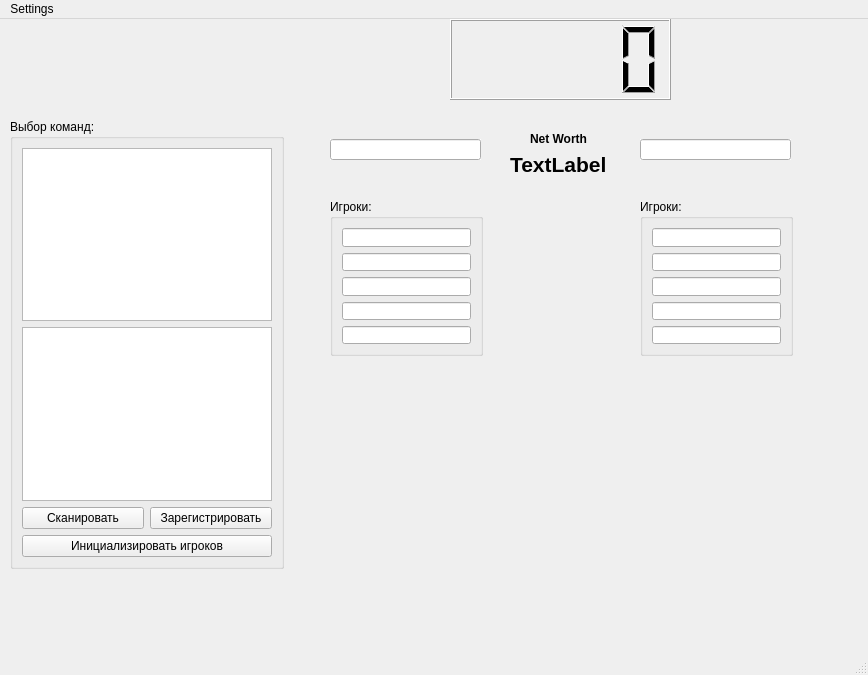
QuandisS/DotaSim, file forms/main(test).ui: the form before one commit.
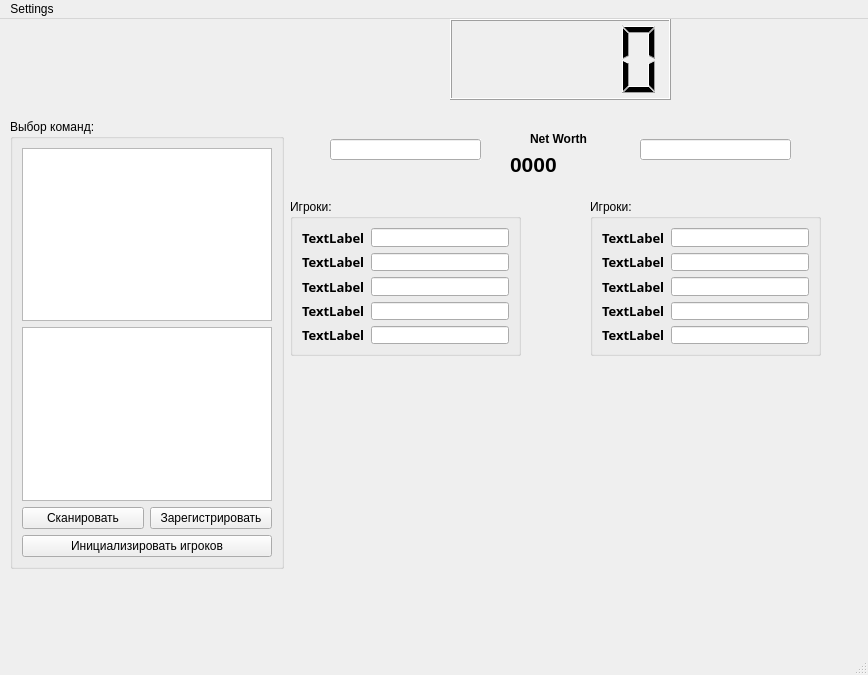
The form after the commit.

The edit to the form file:
```diff
--- a/forms/main(test).ui
+++ b/forms/main(test).ui
@@ -162,9 +162,9 @@
     </property>
     <property name="geometry">
      <rect>
-      <x>330</x>
+      <x>290</x>
       <y>180</y>
-      <width>153</width>
+      <width>231</width>
       <height>157</height>
      </rect>
     </property>
@@ -172,38 +172,156 @@
      <string>Игроки:</string>
     </property>
     <layout class="QGridLayout" name="gridLayout_2">
-     <item row="0" column="0">
-      <widget class="QLineEdit" name="t1_pl1">
-       <property name="readOnly">
-        <bool>true</bool>
+     <item row="4" column="1">
+      <widget class="QLineEdit" name="t1_pl5">
+       <property name="font">
+        <font>
+         <family>Kartika</family>
+         <pointsize>9</pointsize>
+         <weight>50</weight>
+         <bold>false</bold>
+        </font>
        </property>
-      </widget>
-     </item>
-     <item row="1" column="0">
-      <widget class="QLineEdit" name="t1_pl2">
        <property name="readOnly">
         <bool>true</bool>
        </property>
       </widget>
      </item>
-     <item row="2" column="0">
+     <item row="2" column="1">
       <widget class="QLineEdit" name="t1_pl3">
+       <property name="font">
+        <font>
+         <family>Kartika</family>
+         <pointsize>9</pointsize>
+         <weight>50</weight>
+         <bold>false</bold>
+        </font>
+       </property>
        <property name="readOnly">
         <bool>true</bool>
        </property>
       </widget>
      </item>
-     <item row="3" column="0">
+     <item row="3" column="1">
       <widget class="QLineEdit" name="t1_pl4">
+       <property name="font">
+        <font>
+         <family>Kartika</family>
+         <pointsize>9</pointsize>
+         <weight>50</weight>
+         <bold>false</bold>
+        </font>
+       </property>
        <property name="readOnly">
         <bool>true</bool>
        </property>
       </widget>
      </item>
+     <item row="0" column="1">
+      <widget class="QLineEdit" name="t1_pl1">
+       <property name="font">
+        <font>
+         <family>Kartika</family>
+         <pointsize>9</pointsize>
+         <weight>50</weight>
+         <bold>false</bold>
+        </font>
+       </property>
+       <property name="text">
+        <string/>
+       </property>
+       <property name="readOnly">
+        <bool>true</bool>
+       </property>
+      </widget>
+     </item>
+     <item row="1" column="1">
+      <widget class="QLineEdit" name="t1_pl2">
+       <property name="font">
+        <font>
+         <family>Kartika</family>
+         <pointsize>9</pointsize>
+         <weight>50</weight>
+         <bold>false</bold>
+        </font>
+       </property>
+       <property name="readOnly">
+        <bool>true</bool>
+       </property>
+      </widget>
+     </item>
+     <item row="0" column="0">
+      <widget class="QLabel" name="gold_1">
+       <property name="font">
+        <font>
+         <family>Kartika</family>
+         <pointsize>10</pointsize>
+         <weight>75</weight>
+         <bold>true</bold>
+        </font>
+       </property>
+       <property name="text">
+        <string>TextLabel</string>
+       </property>
+      </widget>
+     </item>
+     <item row="1" column="0">
+      <widget class="QLabel" name="gold_2">
+       <property name="font">
+        <font>
+         <family>Kartika</family>
+         <pointsize>10</pointsize>
+         <weight>75</weight>
+         <bold>true</bold>
+        </font>
+       </property>
+       <property name="text">
+        <string>TextLabel</string>
+       </property>
+      </widget>
+     </item>
+     <item row="2" column="0">
+      <widget class="QLabel" name="gold_3">
+       <property name="font">
+        <font>
+         <family>Kartika</family>
+         <pointsize>10</pointsize>
+         <weight>75</weight>
+         <bold>true</bold>
+        </font>
+       </property>
+       <property name="text">
+        <string>TextLabel</string>
+       </property>
+      </widget>
+     </item>
+     <item row="3" column="0">
+      <widget class="QLabel" name="gold_4">
+       <property name="font">
+        <font>
+         <family>Kartika</family>
+         <pointsize>10</pointsize>
+         <weight>75</weight>
+         <bold>true</bold>
+        </font>
+       </property>
+       <property name="text">
+        <string>TextLabel</string>
+       </property>
+      </widget>
+     </item>
      <item row="4" column="0">
-      <widget class="QLineEdit" name="t1_pl5">
-       <property name="readOnly">
-        <bool>true</bool>
+      <widget class="QLabel" name="gold_5">
+       <property name="font">
+        <font>
+         <family>Kartika</family>
+         <pointsize>10</pointsize>
+         <weight>75</weight>
+         <bold>true</bold>
+        </font>
+       </property>
+       <property name="text">
+        <string>TextLabel</string>
        </property>
       </widget>
      </item>
@@ -212,9 +330,9 @@
    <widget class="QGroupBox" name="groupBox_3">
     <property name="geometry">
      <rect>
-      <x>640</x>
+      <x>590</x>
       <y>180</y>
-      <width>153</width>
+      <width>231</width>
       <height>157</height>
      </rect>
     </property>
@@ -222,41 +340,156 @@
      <string>Игроки:</string>
     </property>
     <layout class="QGridLayout" name="gridLayout_3">
-     <item row="0" column="0">
+     <item row="0" column="1">
       <widget class="QLineEdit" name="t2_pl1">
+       <property name="font">
+        <font>
+         <family>Kartika</family>
+         <pointsize>9</pointsize>
+         <weight>50</weight>
+         <bold>false</bold>
+        </font>
+       </property>
        <property name="readOnly">
         <bool>true</bool>
        </property>
       </widget>
      </item>
-     <item row="1" column="0">
+     <item row="1" column="1">
       <widget class="QLineEdit" name="t2_pl2">
-       <property name="readOnly">
-        <bool>true</bool>
+       <property name="font">
+        <font>
+         <family>Kartika</family>
+         <pointsize>9</pointsize>
+         <weight>50</weight>
+         <bold>false</bold>
+        </font>
        </property>
-      </widget>
-     </item>
-     <item row="2" column="0">
-      <widget class="QLineEdit" name="t2_pl3">
        <property name="readOnly">
         <bool>true</bool>
        </property>
       </widget>
      </item>
-     <item row="3" column="0">
-      <widget class="QLineEdit" name="t2_pl4">
-       <property name="readOnly">
-        <bool>true</bool>
-       </property>
-      </widget>
-     </item>
-     <item row="4" column="0">
+     <item row="4" column="1">
       <widget class="QLineEdit" name="t2_pl5">
+       <property name="font">
+        <font>
+         <family>Kartika</family>
+         <pointsize>9</pointsize>
+         <weight>50</weight>
+         <bold>false</bold>
+        </font>
+       </property>
        <property name="readOnly">
         <bool>true</bool>
        </property>
       </widget>
      </item>
+     <item row="3" column="1">
+      <widget class="QLineEdit" name="t2_pl4">
+       <property name="font">
+        <font>
+         <family>Kartika</family>
+         <pointsize>9</pointsize>
+         <weight>50</weight>
+         <bold>false</bold>
+        </font>
+       </property>
+       <property name="readOnly">
+        <bool>true</bool>
+       </property>
+      </widget>
+     </item>
+     <item row="2" column="1">
+      <widget class="QLineEdit" name="t2_pl3">
+       <property name="font">
+        <font>
+         <family>Kartika</family>
+         <pointsize>9</pointsize>
+         <weight>50</weight>
+         <bold>false</bold>
+        </font>
+       </property>
+       <property name="readOnly">
+        <bool>true</bool>
+       </property>
+      </widget>
+     </item>
+     <item row="0" column="0">
+      <widget class="QLabel" name="gold_6">
+       <property name="font">
+        <font>
+         <family>Kartika</family>
+         <pointsize>10</pointsize>
+         <weight>75</weight>
+         <bold>true</bold>
+        </font>
+       </property>
+       <property name="text">
+        <string>TextLabel</string>
+       </property>
+      </widget>
+     </item>
+     <item row="1" column="0">
+      <widget class="QLabel" name="gold_7">
+       <property name="font">
+        <font>
+         <family>Kartika</family>
+         <pointsize>10</pointsize>
+         <weight>75</weight>
+         <bold>true</bold>
+        </font>
+       </property>
+       <property name="text">
+        <string>TextLabel</string>
+       </property>
+      </widget>
+     </item>
+     <item row="2" column="0">
+      <widget class="QLabel" name="gold_8">
+       <property name="font">
+        <font>
+         <family>Kartika</family>
+         <pointsize>10</pointsize>
+         <weight>75</weight>
+         <bold>true</bold>
+        </font>
+       </property>
+       <property name="text">
+        <string>TextLabel</string>
+       </property>
+      </widget>
+     </item>
+     <item row="3" column="0">
+      <widget class="QLabel" name="gold_9">
+       <property name="font">
+        <font>
+         <family>Kartika</family>
+         <pointsize>10</pointsize>
+         <weight>75</weight>
+         <bold>true</bold>
+        </font>
+       </property>
+       <property name="text">
+        <string>TextLabel</string>
+       </property>
+      </widget>
+     </item>
+     <item row="4" column="0">
+      <widget class="QLabel" name="gold_10">
+       <property name="font">
+        <font>
+         <family>Kartika</family>
+         <pointsize>10</pointsize>
+         <weight>75</weight>
+         <bold>true</bold>
+        </font>
+       </property>
+       <property name="text">
+        <string>TextLabel</string>
+       </property>
+      </widget>
+     </item>
     </layout>
    </widget>
    <widget class="QLabel" name="label">
@@ -298,7 +531,7 @@
      </font>
     </property>
     <property name="text">
-     <string>TextLabel</string>
+     <string>0000</string>
     </property>
    </widget>
   </widget>
```
Left out of the diff: 24 changed lines with no effect on the pictures.
